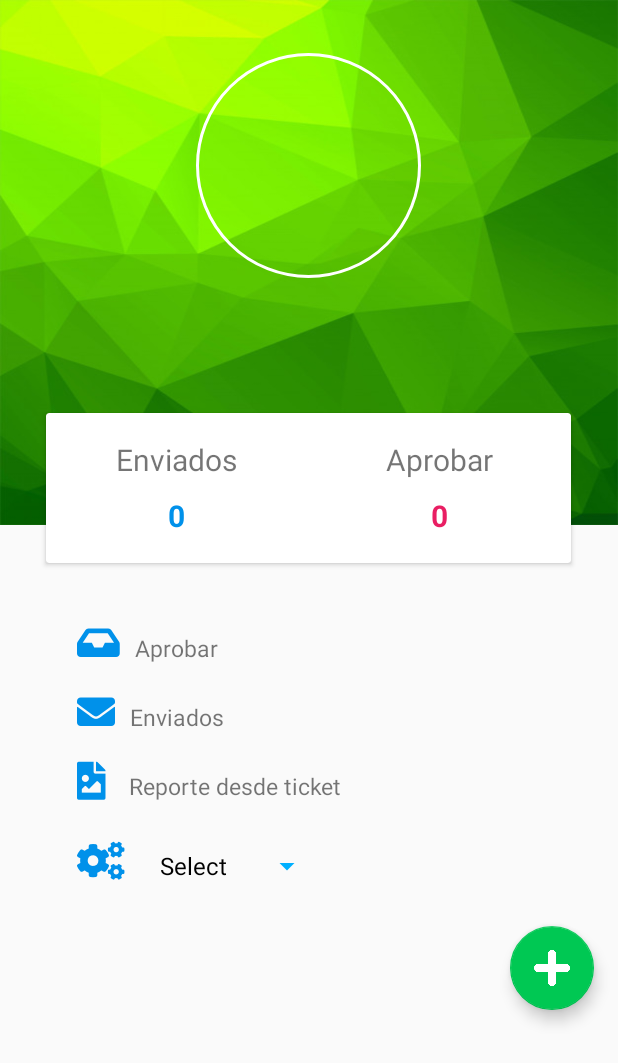
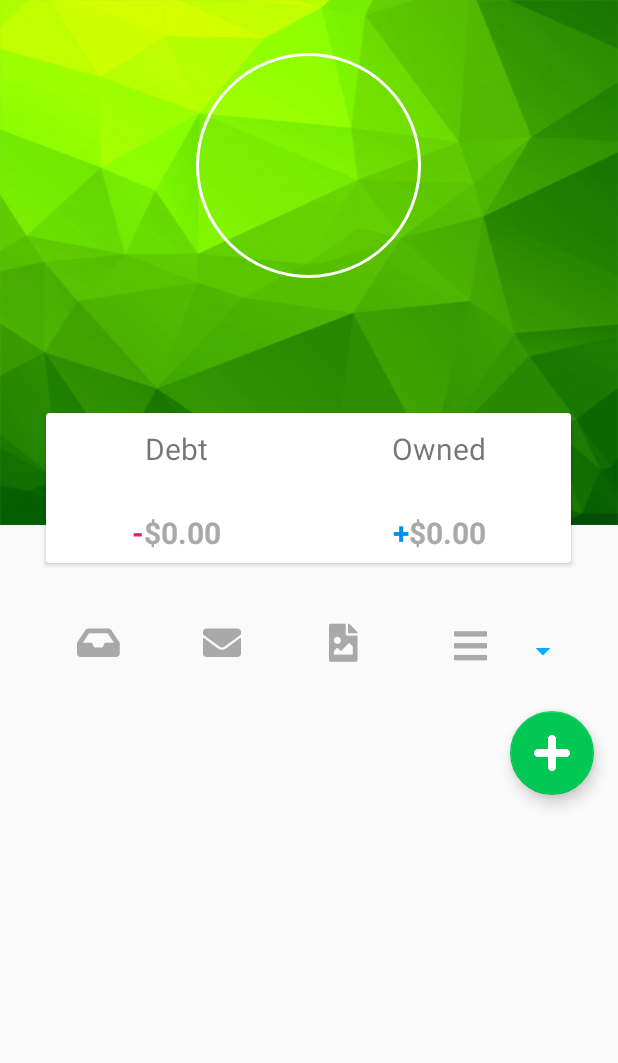
Before and after one commit to MFuentes1992/dNomics, an Android app: the Dashboard screen opened directly, with no data from a screen before it, on a phone screen of 412 x 824 dp. Shown: the top 1063 px of the screen. Run offline under Robolectric (Android 15) with nearby library versions, the phone set to English and light mode, and no system bars; our stand-ins replace CircleImageView; 1 statement that could not run was skipped.

Commit message:
Re-dedign Dashboard UI and Database UML map

```diff
--- a/app/src/main/java/com/example/markf/dnomics/DatabaseModel.java
+++ b/app/src/main/java/com/example/markf/dnomics/DatabaseModel.java
@@ -23,7 +23,7 @@
     public void onCreate(SQLiteDatabase db) {
         String strQueryCountry = "CREATE TABLE country (country_alphaID INTEGER NOT NULL PRIMARY KEY AUTOINCREMENT, country_alpha TEXT NOT NULL, name TEXT NOT NULL);";
         String strQueryReportHeader = "CREATE TABLE report_header (reportID INTEGER NOT NULL PRIMARY KEY AUTOINCREMENT, personID INTEGER NOT NULL, report_name TEXT NOT NULL, report_date TEXT NOT NULL, report_location TEXT NOT NULL, report_number TEXT NOT NULL);";
-        String strQueryReportLineItem = "CREATE TABLE line_item (lineitemID INTEGER NOT NULL PRIMARY KEY AUTOINCREMENT, reportID INTEGER NOT NULL, lineitem_date TEXT NOT NULL, lineitem_total TEXT NOT NULL, lineitem_purpose TEXT NOT NULL, lineitem_from TEXT NOT NULL, lineitem_to TEXT NOT NULL, lineitem_merchant TEXT NOT NULL, lineitem_allocation TEXT NOT NULL);";
+        String strQueryReportLineItem = "CREATE TABLE line_item (lineitemID INTEGER NOT NULL PRIMARY KEY AUTOINCREMENT, reportID INTEGER NOT NULL, lineitem_date TEXT NOT NULL, lineitem_total INTEGER NOT NULL, lineitem_purpose TEXT NOT NULL, lineitem_from TEXT NOT NULL, lineitem_to TEXT NOT NULL, lineitem_merchant TEXT NOT NULL, lineitem_allocation TEXT NOT NULL);";
         String strQueryPerson = "CREATE TABLE person (personID INTEGER NOT NULL PRIMARY KEY AUTOINCREMENT, name TEXT NOT NULL, surname TEXT NOT NULL, uniqueID TEXT NOT NULL, username TEXT NOT NULL, password TEXT NOT NULL, email TEXT NOT NULL, country_alphaID INTEGER NOT NULL, birth_date TEXT NOT NULL, create_date TEXT NOT NULL, update_date TEXT NOT NULL, img_data BLOB, estatus INTEGER NOT NULL);";
 
         db.execSQL(strQueryReportHeader);
--- a/app/src/main/res/layout/activity_dashboard.xml
+++ b/app/src/main/res/layout/activity_dashboard.xml
@@ -65,19 +65,38 @@
                         <TextView
                             android:layout_width="wrap_content"
                             android:layout_height="wrap_content"
+                            android:layout_weight="1"
+                            android:layout_marginTop="10dp"
                             android:text="@string/submitted"
                             android:textSize="20sp" />
 
+                        <LinearLayout
+                            android:layout_width="match_parent"
+                            android:layout_height="wrap_content"
+                            android:layout_weight="1"
+                            android:gravity="center"
+                            android:orientation="horizontal">
+
                             <TextView
+                                android:id="@+id/lblMinus"
                                 android:layout_width="wrap_content"
                                 android:layout_height="wrap_content"
                                 android:paddingTop="10dp"
-                            android:id="@+id/lblSubmittedNumber"
-                            android:text="0"
-                            android:textColor="@color/colorDarkBlue"
+                                android:text="-"
+                                android:textColor="@color/colorRed"
                                 android:textSize="20sp"
                                 android:textStyle="bold" />
 
+                            <TextView
+                                android:id="@+id/lblSubmittedNumber"
+                                android:layout_width="wrap_content"
+                                android:layout_height="wrap_content"
+                                android:paddingTop="10dp"
+                                android:text="$0.00"
+                                android:textColor="@color/colorDarkGray"
+                                android:textSize="20sp"
+                                android:textStyle="bold" />
+                        </LinearLayout>
 
                     </LinearLayout>
 
@@ -91,108 +110,144 @@
                         <TextView
                             android:layout_width="wrap_content"
                             android:layout_height="wrap_content"
+                            android:layout_marginTop="10dp"
+                            android:layout_weight="1"
                             android:text="@string/draft"
                             android:textSize="20sp" />
 
+                        <LinearLayout
+                            android:layout_width="match_parent"
+                            android:layout_height="wrap_content"
+                            android:layout_weight="1"
+                            android:gravity="center"
+                            android:orientation="horizontal">
+
                             <TextView
+                                android:id="@+id/lblPlus"
                                 android:layout_width="wrap_content"
                                 android:layout_height="wrap_content"
                                 android:paddingTop="10dp"
+                                android:text="+"
+                                android:textColor="@color/colorDarkBlue"
+                                android:textSize="20sp"
+                                android:textStyle="bold" />
+
+                            <TextView
                                 android:id="@+id/lblDraftNumber"
-                            android:text="0"
-                            android:textColor="@color/colorRed"
+                                android:layout_width="wrap_content"
+                                android:layout_height="wrap_content"
+                                android:paddingTop="10dp"
+                                android:text="$0.00"
+                                android:textColor="@color/colorDarkGray"
                                 android:textSize="20sp"
                                 android:textStyle="bold" />
 
                         </LinearLayout>
 
                     </LinearLayout>
+
+                </LinearLayout>
             </android.support.v7.widget.CardView>
         </RelativeLayout>
+
         <LinearLayout
             android:layout_width="360dp"
             android:layout_height="wrap_content"
-            android:orientation="vertical"
             android:layout_gravity="center"
-            android:paddingLeft="25dp"
-            android:layout_marginTop="10dp">
+            android:layout_marginTop="10dp"
+            android:orientation="horizontal"
+            android:paddingLeft="25dp">
+
             <LinearLayout
                 android:layout_width="match_parent"
                 android:layout_height="wrap_content"
+                android:layout_weight="1"
                 android:orientation="horizontal">
+
                 <TextView
+                    android:id="@+id/lblDraft"
                     android:layout_width="wrap_content"
                     android:layout_height="wrap_content"
-                    android:id="@+id/lblDraft"
                     android:text="@string/draftico"
-                    android:textSize="25dp"
-                    android:textColor="@color/colorDarkBlue"/>
-                <TextView
+                    android:textColor="@color/colorDarkGray"
+                    android:textSize="25dp" />
+
+                <!--<TextView
                     android:layout_width="wrap_content"
                     android:layout_height="wrap_content"
                     android:layout_marginLeft="10dp"
-                    android:textSize="15dp"
-                    android:text="@string/draft"/>
+                    android:text="@string/draft"
+                    android:textSize="15dp" />-->
 
             </LinearLayout>
+
             <LinearLayout
                 android:layout_width="match_parent"
                 android:layout_height="wrap_content"
-                android:layout_marginTop="20dp"
+                android:layout_weight="1"
                 android:orientation="horizontal">
+
                 <TextView
+                    android:id="@+id/lblSubmitted"
                     android:layout_width="wrap_content"
                     android:layout_height="wrap_content"
-                    android:id="@+id/lblSubmitted"
                     android:text="@string/submittedico"
-                    android:textSize="25dp"
-                    android:textColor="@color/colorDarkBlue"/>
-                <TextView
+                    android:textColor="@color/colorDarkGray"
+                    android:textSize="25dp" />
+
+                <!--<TextView
                     android:layout_width="wrap_content"
                     android:layout_height="wrap_content"
                     android:layout_marginLeft="10dp"
-                    android:textSize="15dp"
-                    android:text="@string/submitted"/>
+                    android:text="@string/submitted"
+                    android:textSize="15dp" />-->
 
             </LinearLayout>
+
             <LinearLayout
                 android:layout_width="match_parent"
                 android:layout_height="wrap_content"
-                android:layout_marginTop="20dp"
+                android:layout_weight="1"
                 android:orientation="horizontal">
+
                 <TextView
+                    android:id="@+id/lblTicket"
                     android:layout_width="wrap_content"
                     android:layout_height="wrap_content"
-                    android:id="@+id/lblTicket"
                     android:text="@string/ticketico"
-                    android:textSize="25dp"
-                    android:textColor="@color/colorDarkBlue"/>
-                <TextView
+                    android:textColor="@color/colorDarkGray"
+                    android:textSize="25dp" />
+
+                <!--<TextView
                     android:layout_width="wrap_content"
                     android:layout_height="wrap_content"
                     android:layout_marginLeft="15dp"
-                    android:textSize="15dp"
-                    android:text="@string/ticket"/>
+                    android:text="@string/ticket"
+                    android:textSize="15dp" />-->
 
             </LinearLayout>
+
             <LinearLayout
                 android:layout_width="match_parent"
                 android:layout_height="wrap_content"
-                android:layout_marginTop="20dp"
+                android:layout_weight="1"
                 android:orientation="horizontal">
+
                 <TextView
+                    android:id="@+id/lblSetings"
                     android:layout_width="wrap_content"
                     android:layout_height="wrap_content"
-                    android:id="@+id/lblSetings"
+                    android:layout_marginTop="-5dp"
                     android:text="@string/setingsico"
-                    android:textSize="25dp"
-                    android:textColor="@color/colorDarkBlue"/>
+                    android:textColor="@color/colorDarkGray"
+                    android:textSize="25dp" />
+
                 <Spinner
+                    android:id="@+id/dashboardOptions"
                     android:layout_width="wrap_content"
                     android:layout_height="wrap_content"
-                    android:layout_marginLeft="15dp"
-                    android:textSize="15dp"
-                    android:id="@+id/dashboardOptions">
+                    android:layout_marginTop="-5dp"
+                    android:textSize="15dp">
 
                 </Spinner>
 
--- a/app/src/main/res/values/colors.xml
+++ b/app/src/main/res/values/colors.xml
@@ -12,4 +12,5 @@
     <color name="colorRed">#E91E63</color>
     <!-- Color for the Dashboard backgound -->
     <color name="colorLightGray">#eeeeee</color>
+    <color name="colorDarkGray">#a9a9a9</color>
 </resources>
--- a/app/src/main/res/values/strings.xml
+++ b/app/src/main/res/values/strings.xml
@@ -17,7 +17,7 @@
     <string name="draftico">&#xf01c;</string>
     <string name="submittedico">&#xf0e0;</string>
     <string name="ticketico">&#xf1c5;</string>
-    <string name="setingsico">&#xf085;</string>
+    <string name="setingsico">&#xf0c9;</string>
     <string name="editprofile">Editar Perfil</string>
     <string name="newreport">Nuevo Reporte</string>
     <string name="lineitem">Nuevo Gasto</string>
@@ -32,8 +32,8 @@
     <string name="reportname">&#xf15b; Nombre del Reporte</string>
     <string name="date">&#xf133; Fecha</string>
     <string name="location">&#xf3c5; Lugar</string>
-    <string name="draft">Aprobar</string>
-    <string name="submitted">Enviados</string>
+    <string name="draft">Owned</string>
+    <string name="submitted">Debt</string>
     <string name="ticket">Reporte desde ticket</string>
     <string name="setings">Setings</string>
     <string name="showMessageAtention">¡Atención!</string>
```
Also changed, not shown: 2 other files. Lines whose indentation alone changed are shown as unchanged.
